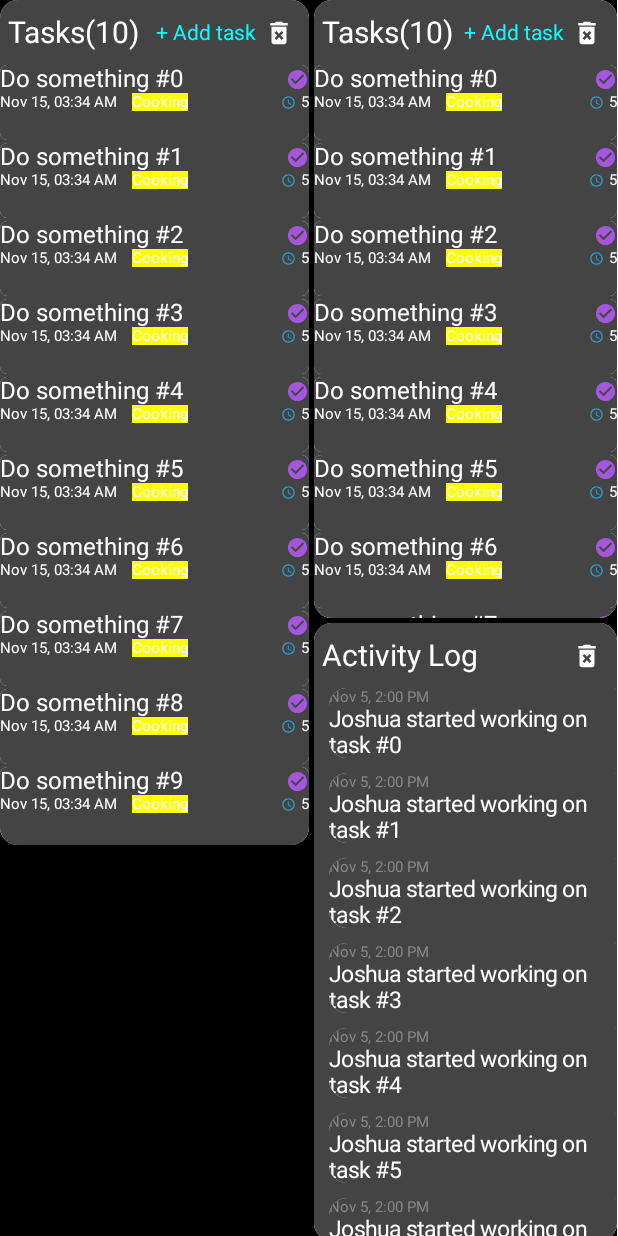
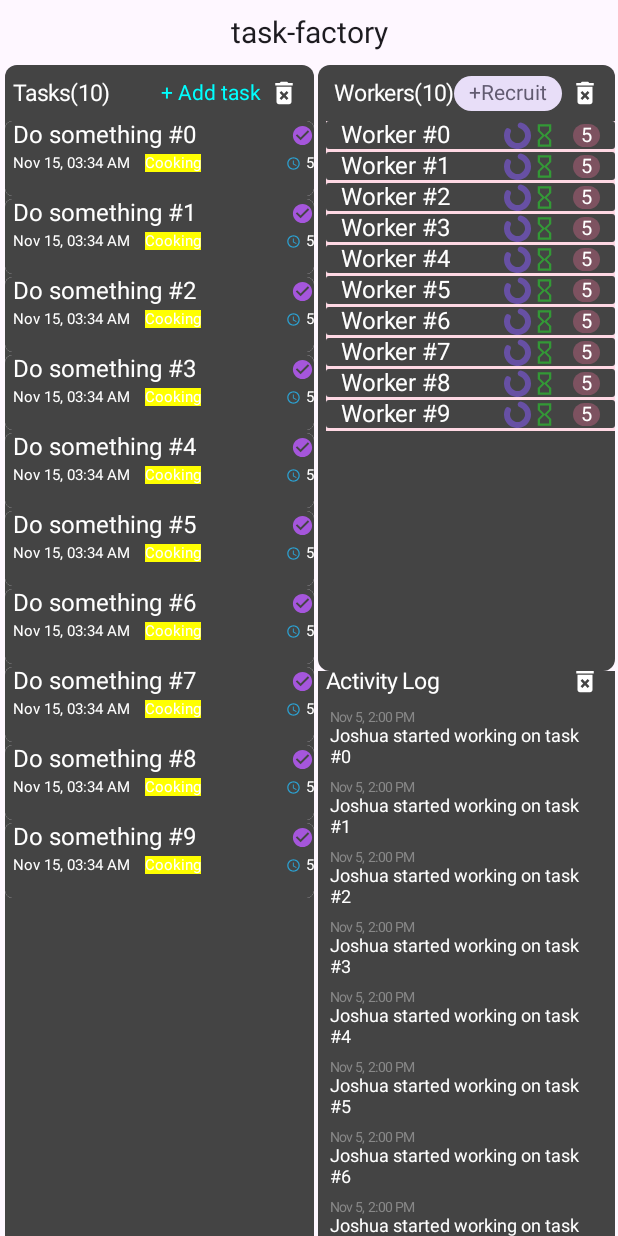
Before and after one commit to joshuajgomez/task-factory, an Android app built with Jetpack Compose: the @Preview function PreviewDashboard, on a phone screen of 412 x 824 dp. Run offline under Robolectric (Android 15) with nearby library versions, the phone set to English and light mode, and no system bars; our stand-ins replace constraintlayout-compose.

Commit message:
Material3 WIP

```diff
--- a/app/src/main/java/com/joshgm3z/taskfactory/view/compose/ActivityContainer.kt
+++ b/app/src/main/java/com/joshgm3z/taskfactory/view/compose/ActivityContainer.kt
@@ -4,6 +4,7 @@ import androidx.compose.foundation.Image
 import androidx.compose.foundation.background
 import androidx.compose.foundation.layout.*
 import androidx.compose.foundation.lazy.LazyColumn
+import androidx.compose.foundation.shape.RoundedCornerShape
 import androidx.compose.material3.Card
 import androidx.compose.material3.Text
 import androidx.compose.runtime.Composable
@@ -18,8 +19,13 @@ import com.joshgm3z.taskfactory.R
 
 @Composable
 fun ActivityContainer() {
+    Card(
+        shape = RoundedCornerShape(Dimens.containerCardBorderRadius)
+    ) {
         ConstraintLayout(
-        modifier = Modifier.background(Color.DarkGray)
+            modifier = Modifier
+                .background(Color.DarkGray)
+                .fillMaxSize(1f)
         ) {
             val (textTitle, deleteIcon, list) = createRefs()
             Text(
@@ -47,7 +53,7 @@ fun ActivityContainer() {
                 modifier = Modifier
                     .constrainAs(list) {
                         top.linkTo(textTitle.bottom, margin = Dimens.listMarginTop)
-                    start.linkTo(parent.start, margin = 10.dp)
+                        start.linkTo(parent.start)
                     }
             ) {
                 items(count = 10) {
@@ -56,25 +62,25 @@ fun ActivityContainer() {
             }
         }
     }
+}
 
 @Composable
 fun ActivityItem(index: Int) {
-    Card(
+    Column(
         modifier = Modifier
-            .padding(bottom = 10.dp)
+            .background(Color.DarkGray)
+            .padding(bottom = 8.dp, start = 8.dp, end = 8.dp)
     ) {
-        Column(modifier = Modifier.background(Color.DarkGray)) {
         Text(
             text = "Nov 5, 2:00 PM",
-                fontSize = 10.sp,
+            fontSize = 9.sp,
             color = Color.Gray
         )
         Text(
             text = "Joshua started working on task #$index",
-                fontSize = 15.sp,
+            fontSize = 12.sp,
             color = Color.White
         )
-        }
     }
 }
 
--- /dev/null
+++ b/app/src/main/java/com/joshgm3z/taskfactory/view/compose/ColorCheck.kt
@@ -0,0 +1,77 @@
+package com.joshgm3z.taskfactory.view.compose
+
+import android.content.res.Configuration.UI_MODE_NIGHT_NO
+import android.content.res.Configuration.UI_MODE_NIGHT_YES
+import androidx.compose.foundation.background
+import androidx.compose.foundation.layout.Column
+import androidx.compose.foundation.layout.padding
+import androidx.compose.foundation.shape.CircleShape
+import androidx.compose.material3.MaterialTheme
+import androidx.compose.material3.Text
+import androidx.compose.runtime.Composable
+import androidx.compose.ui.Modifier
+import androidx.compose.ui.graphics.Color
+import androidx.compose.ui.tooling.preview.Preview
+import androidx.compose.ui.unit.dp
+
+@Composable
+fun ColorCheck() {
+    Column(Modifier.background(MaterialTheme.colorScheme.background)) {
+        MessageCard("op p", MaterialTheme.colorScheme.onPrimary, MaterialTheme.colorScheme.primary)
+        MessageCard(
+            "os s",
+            MaterialTheme.colorScheme.onSecondary,
+            MaterialTheme.colorScheme.secondary
+        )
+        MessageCard(
+            "ot t",
+            MaterialTheme.colorScheme.onTertiary,
+            MaterialTheme.colorScheme.tertiary
+        )
+        MessageCard("oe e", MaterialTheme.colorScheme.onError, MaterialTheme.colorScheme.error)
+        MessageCard(
+            "opc pc",
+            MaterialTheme.colorScheme.onPrimaryContainer,
+            MaterialTheme.colorScheme.primaryContainer
+        )
+        MessageCard(
+            "osc sc",
+            MaterialTheme.colorScheme.onSecondaryContainer,
+            MaterialTheme.colorScheme.secondaryContainer
+        )
+        MessageCard(
+            "otc tc",
+            MaterialTheme.colorScheme.onTertiaryContainer,
+            MaterialTheme.colorScheme.tertiaryContainer
+        )
+        MessageCard(
+            "ob b",
+            MaterialTheme.colorScheme.onBackground,
+            MaterialTheme.colorScheme.background
+        )
+        MessageCard("os s", MaterialTheme.colorScheme.onSurface, MaterialTheme.colorScheme.surface)
+    }
+
+}
+
+@Composable
+fun MessageCard(message: String, item: Color, background: Color) {
+    Text(
+        text = message,
+        color = item,
+        modifier = Modifier
+            .background(
+                color = background,
+                shape = CircleShape
+            )
+            .padding(start = 10.dp, end = 10.dp, top = 3.dp, bottom = 4.dp)
+    )
+}
+
+//@Preview()
+@Preview(showBackground = true, showSystemUi = true, uiMode = UI_MODE_NIGHT_NO)
+//@Preview(showBackground = true, showSystemUi = true, uiMode = UI_MODE_NIGHT_YES)
+@Composable
+fun PreviewColorCheck() {
+    ColorCheck()
+}
--- a/app/src/main/java/com/joshgm3z/taskfactory/view/compose/DashboardContainer.kt
+++ b/app/src/main/java/com/joshgm3z/taskfactory/view/compose/DashboardContainer.kt
@@ -1,51 +1,76 @@
 package com.joshgm3z.taskfactory.view.compose
 
 import androidx.compose.foundation.background
+import androidx.compose.foundation.layout.IntrinsicSize
 import androidx.compose.foundation.layout.fillMaxHeight
 import androidx.compose.foundation.layout.fillMaxWidth
+import androidx.compose.foundation.layout.height
 import androidx.compose.material3.Card
+import androidx.compose.material3.MaterialTheme
+import androidx.compose.material3.Surface
+import androidx.compose.material3.Text
 import androidx.compose.runtime.Composable
 import androidx.compose.ui.Modifier
 import androidx.compose.ui.graphics.Color
 import androidx.compose.ui.tooling.preview.Preview
+import androidx.compose.ui.unit.TextUnit
 import androidx.compose.ui.unit.dp
+import androidx.compose.ui.unit.sp
 import androidx.constraintlayout.compose.ConstraintLayout
 
 @Composable
 fun DashboardContainer() {
-    ConstraintLayout(modifier = Modifier.background(Color.Black)) {
-        val (layoutTask, layoutLog, layoutWorker) = createRefs()
-        Card(
+    Surface {
+        ConstraintLayout(
+            modifier = Modifier.background(MaterialTheme.colorScheme.background)
+        ) {
+            val (textTitle, layoutTask, layoutLog, layoutWorker) = createRefs()
+            Text(
+                fontSize = 20.sp,
+                text = "task-factory",
+                color = MaterialTheme.colorScheme.onBackground,
                 modifier = Modifier
+                    .constrainAs(textTitle) {
+                        top.linkTo(parent.top, margin = 10.dp)
+                        start.linkTo(parent.start)
+                        end.linkTo(parent.end)
+                    }
+            )
+
+            Surface(modifier = Modifier
                 .fillMaxWidth(0.5f)
                 .constrainAs(layoutTask) {
-                    top.linkTo(parent.top)
-                    start.linkTo(parent.start)
-                }
-        ) {
+                    top.linkTo(textTitle.bottom, margin = 10.dp)
+                    start.linkTo(parent.start, margin = 3.dp)
+                }) {
             TaskContainer()
             }
-        Card(
+
+            Surface(
                 modifier = Modifier
-                .fillMaxWidth(0.49f)
-                .fillMaxHeight(0.5f)
+                    .fillMaxWidth(0.48f)
+                    .fillMaxHeight(0.49f)
                     .constrainAs(layoutWorker) {
                         top.linkTo(layoutTask.top)
                         start.linkTo(layoutTask.end, margin = 3.dp)
+                        end.linkTo(parent.end, margin = 3.dp)
                     }
             ) {
-            TaskContainer()
+                WorkContainer()
             }
-        Card(
+            Surface(
                 modifier = Modifier
-                .fillMaxWidth(0.49f)
-                .fillMaxHeight(0.5f)
+                    .fillMaxWidth(0.48f)
+                    .fillMaxHeight(0.49f)
                     .constrainAs(layoutLog) {
                         top.linkTo(layoutWorker.bottom, margin = 3.dp)
-                    start.linkTo(layoutTask.end, margin = 3.dp)
+                        start.linkTo(layoutWorker.start)
+                        end.linkTo(layoutWorker.end)
+                        bottom.linkTo(parent.bottom)
                     }
             ) {
                 ActivityContainer()
+            }
         }
     }
 }
--- a/app/src/main/java/com/joshgm3z/taskfactory/view/compose/Dimens.kt
+++ b/app/src/main/java/com/joshgm3z/taskfactory/view/compose/Dimens.kt
@@ -1,14 +1,16 @@
 package com.joshgm3z.taskfactory.view.compose
 
+import androidx.compose.foundation.shape.CornerSize
 import androidx.compose.ui.unit.dp
 import androidx.compose.ui.unit.sp
 
 class Dimens {
     companion object {
+        val containerCardBorderRadius = 8.dp
         val deleteIconWidth = 20.dp
         val deleteIconHeight = 20.dp
         val deleteIconMarginEnd = 10.dp
-        val titleFontSize = 20.sp
+        val titleFontSize = 15.sp
         val titleMarginStart = 5.dp
         val titleMarginTop = 10.dp
         val listMarginTop = 10.dp
--- a/app/src/main/java/com/joshgm3z/taskfactory/view/compose/TaskComposeContainer.kt
+++ b/app/src/main/java/com/joshgm3z/taskfactory/view/compose/TaskContainer.kt
@@ -5,9 +5,7 @@ import androidx.compose.foundation.background
 import androidx.compose.foundation.layout.*
 import androidx.compose.foundation.lazy.LazyColumn
 import androidx.compose.foundation.shape.RoundedCornerShape
-import androidx.compose.material3.Button
 import androidx.compose.material3.Card
-import androidx.compose.material3.CircularProgressIndicator
 import androidx.compose.material3.Text
 import androidx.compose.runtime.Composable
 import androidx.compose.ui.Modifier
@@ -19,10 +17,6 @@ import androidx.compose.ui.unit.dp
 import androidx.compose.ui.unit.sp
 import androidx.constraintlayout.compose.ConstraintLayout
 import com.joshgm3z.taskfactory.R
-
-const val mLayoutIdTitle = "title"
-const val mLayoutIdAddedTime = "added_time"
-const val mLayoutIdDuration = "duration"
 
 @Composable
 fun TaskItem(index: Int) {
@@ -45,9 +39,8 @@ fun TaskItem(index: Int) {
                 modifier = Modifier
                     .constrainAs(textName) {
                         top.linkTo(parent.top)
-                        start.linkTo(parent.start)
+                        start.linkTo(parent.start, margin = 5.dp)
                     }
-                    .layoutId(mLayoutIdTitle)
             )
             Text(
                 text = "Nov 15, 03:34 AM",
@@ -55,10 +48,9 @@ fun TaskItem(index: Int) {
                 color = Color.White,
                 modifier = Modifier
                     .constrainAs(textTime) {
-                        top.linkTo(textName.bottom)
+                        top.linkTo(textName.bottom, margin = 3.dp)
                         start.linkTo(textName.start)
                     }
-                    .layoutId(mLayoutIdAddedTime),
             )
             Text(
                 text = "Cooking",
@@ -105,7 +97,6 @@ fun TaskItem(index: Int) {
                         bottom.linkTo(textTime.bottom)
                         top.linkTo(textTime.top)
                     }
-                    .layoutId(mLayoutIdDuration)
             )
             Image(
                 painter = painterResource(id = R.drawable.ic_clock),
@@ -135,9 +126,14 @@ fun TaskItem(index: Int) {
 @Composable
 fun TaskContainer() {
     val taskCount = 10
+    Card(
+        shape = RoundedCornerShape(Dimens.containerCardBorderRadius),
+        modifier = Modifier.fillMaxHeight(1f)
+    ) {
         ConstraintLayout(
             modifier = Modifier
                 .background(Color.DarkGray)
+                .fillMaxSize(1f)
         ) {
             val (textTitle, list, count, addButton, deleteIcon) = createRefs()
             Text(
@@ -184,13 +180,14 @@ fun TaskContainer() {
             }
         }
     }
+}
 
 @Preview(
     showBackground = true,
     showSystemUi = true
 )
 @Composable
-fun Preview() {
+fun PreviewTaskContainer() {
     TaskContainer()
 //    TaskItem(index = 1)
 }
--- /dev/null
+++ b/app/src/main/java/com/joshgm3z/taskfactory/view/compose/WorkerContainer.kt
@@ -0,0 +1,163 @@
+package com.joshgm3z.taskfactory.view.compose
+
+import androidx.compose.foundation.Image
+import androidx.compose.foundation.background
+import androidx.compose.foundation.layout.*
+import androidx.compose.foundation.lazy.LazyColumn
+import androidx.compose.foundation.shape.CircleShape
+import androidx.compose.foundation.shape.RoundedCornerShape
+import androidx.compose.material3.Card
+import androidx.compose.material3.CircularProgressIndicator
+import androidx.compose.material3.MaterialTheme
+import androidx.compose.material3.Text
+import androidx.compose.runtime.Composable
+import androidx.compose.ui.Modifier
+import androidx.compose.ui.graphics.Color
+import androidx.compose.ui.res.painterResource
+import androidx.compose.ui.tooling.preview.Preview
+import androidx.compose.ui.unit.dp
+import androidx.compose.ui.unit.sp
+import androidx.constraintlayout.compose.ConstraintLayout
+import com.joshgm3z.taskfactory.R
+
+@Composable
+fun WorkerItem(index: Int) {
+    Card(
+        shape = RoundedCornerShape(2.dp),
+        modifier = Modifier
+            .background(MaterialTheme.colorScheme.tertiaryContainer)
+            .padding(bottom = 2.dp)
+    ) {
+        ConstraintLayout(
+            modifier = Modifier
+                .fillMaxWidth(1f)
+                .background(Color.DarkGray)
+        ) {
+            val (textName, pbLoading, textCount, iconClock) = createRefs()
+            Text(text = "Worker #$index",
+                fontSize = 16.sp,
+                color = Color.White,
+                modifier = Modifier
+                    .constrainAs(textName) {
+                        top.linkTo(parent.top)
+                        bottom.linkTo(parent.bottom)
+                        start.linkTo(parent.start, margin = 10.dp)
+                    }
+            )
+            CircularProgressIndicator(
+                modifier = Modifier
+                    .width(18.dp)
+                    .height(18.dp)
+                    .constrainAs(pbLoading) {
+                        top.linkTo(textName.top)
+                        bottom.linkTo(textName.bottom)
+                        end.linkTo(iconClock.start)
+                    }
+            )
+            Image(
+                painter = painterResource(id = R.drawable.ic_hour_glass),
+                contentDescription = "clock",
+                modifier = Modifier
+                    .width(18.dp)
+                    .height(18.dp)
+                    .constrainAs(iconClock) {
+                        top.linkTo(textName.top)
+                        bottom.linkTo(textName.bottom)
+                        end.linkTo(textCount.start, margin = 10.dp)
+                    }
+            )
+            Text(
+                text = "5",
+                fontSize = 13.sp,
+                color = MaterialTheme.colorScheme.onTertiary,
+                modifier = Modifier
+                    .constrainAs(textCount) {
+                        top.linkTo(textName.top)
+                        bottom.linkTo(textName.bottom)
+                        end.linkTo(parent.end, margin = 10.dp)
+                    }
+                    .background(
+                        color = MaterialTheme.colorScheme.tertiary,
+                        shape = CircleShape
+                    )
+                    .padding(start = 5.dp, end = 5.dp)
+            )
+
+        }
+    }
+}
+
+
+@Composable
+fun WorkContainer() {
+    val workerCount = 10
+    Card(
+        shape = RoundedCornerShape(Dimens.containerCardBorderRadius)
+    ) {
+        ConstraintLayout(
+            modifier = Modifier
+                .background(Color.DarkGray)
+                .fillMaxSize(1f)
+                .padding(start = 5.dp)
+        ) {
+            val (textTitle, list, count, addButton, deleteIcon) = createRefs()
+            Text(
+                text = "Workers($workerCount)",
+                modifier = Modifier
+                    .constrainAs(textTitle) {
+                        start.linkTo(parent.start, margin = Dimens.titleMarginStart)
+                        top.linkTo(parent.top, margin = Dimens.titleMarginTop)
+                    },
+                fontSize = Dimens.titleFontSize,
+                color = Color.White
+            )
+            Text(
+                text = "+Recruit",
+                color = MaterialTheme.colorScheme.secondary,
+                modifier = Modifier
+                    .constrainAs(addButton) {
+                        end.linkTo(deleteIcon.start, margin = 5.dp)
+                        top.linkTo(textTitle.top)
+                        bottom.linkTo(textTitle.bottom)
+                    }
+                    .background(
+                        color = MaterialTheme.colorScheme.secondaryContainer,
+                        shape = CircleShape
+                    )
+                    .padding(start = 10.dp, end = 10.dp, top = 3.dp, bottom = 4.dp)
+            )
+            Image(
+                painter = painterResource(id = R.drawable.ic_delete_dark),
+                contentDescription = "delete",
+                modifier = Modifier
+                    .width(Dimens.deleteIconWidth)
+                    .height(Dimens.deleteIconHeight)
+                    .constrainAs(deleteIcon) {
+                        end.linkTo(parent.end, margin = Dimens.deleteIconMarginEnd)
+                        top.linkTo(textTitle.top)
+                        bottom.linkTo(textTitle.bottom)
+                    }
+            )
+            LazyColumn(modifier = Modifier
+                .constrainAs(list) {
+                    top.linkTo(textTitle.bottom, margin = Dimens.listMarginTop)
+                    start.linkTo(parent.start)
+                }
+            ) {
+                items(count = workerCount) {
+                    WorkerItem(it)
+                }
+            }
+        }
+    }
+}
+
+@Preview(
+    showBackground = true,
+    showSystemUi = true,
+)
+//@Preview(uiMode = UI_MODE_NIGHT_NO)
+@Composable
+fun PreviewWorkContainer() {
+    WorkContainer()
+}
```
Lines whose indentation alone changed are shown as unchanged.
